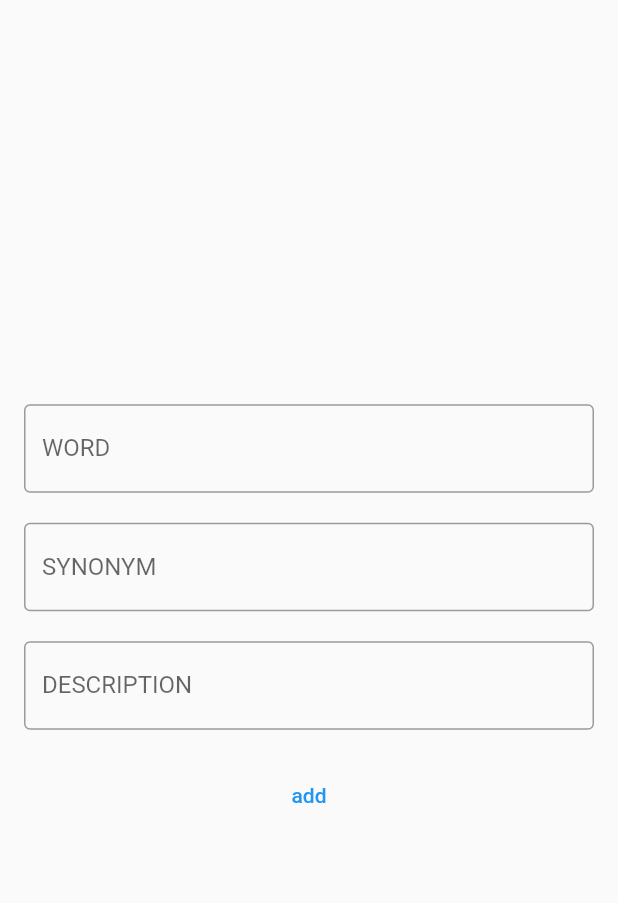
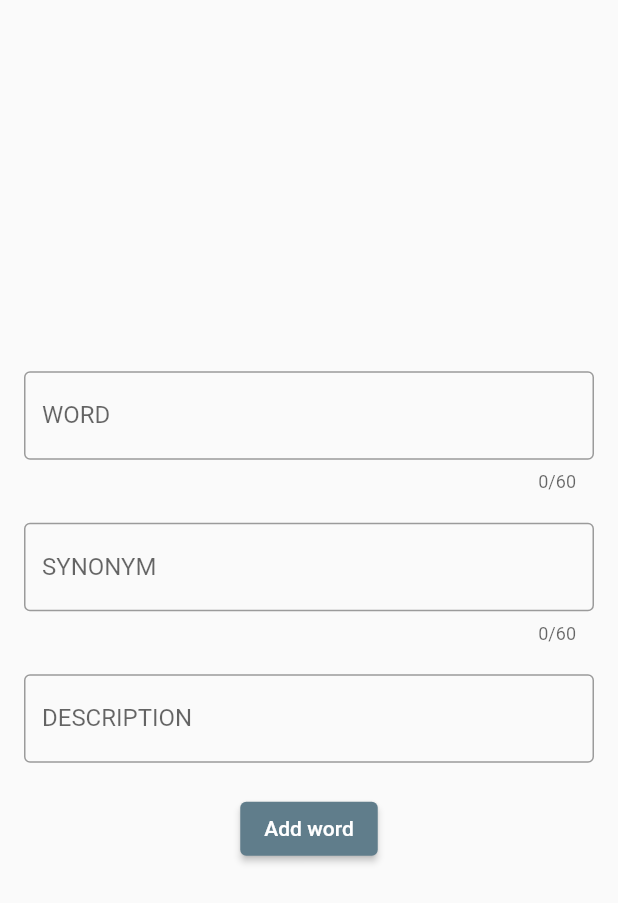
Before and after one commit to basarYargici/django_flutter, a Flutter app: the screen it shows after launch, after a tap on the "add" icon, on a phone screen of 412 x 824 dp. Shown: the top 903 px of the screen. Run offline on Flutter 3.47's test engine with Material 2 defaults, Android fonts, the phone set to English and light mode, and no system bars; network calls fail.

Commit message:
atomic design applied to classes. Model enum and its extension created. Translate model added but not implemented with new page. Service functions changed and extended.

```diff
--- a/lib/main.dart
+++ b/lib/main.dart
@@ -1,9 +1,20 @@
+import 'dart:developer';
+
 import 'package:flutter/material.dart';
 import 'package:flutter/widgets.dart';
 import 'package:local_host_workspace/screens/home_screen.dart';
+import 'package:local_host_workspace/service/service.dart';
+import 'package:provider/provider.dart';
 
 void main() {
-  runApp(MyApp());
+  runApp(MultiProvider(
+    providers: [
+      ChangeNotifierProvider(
+        create: (BuildContext context) => Service(),
+      ),
+    ],
+    child: MyApp(),
+  ));
 }
 
 class MyApp extends StatelessWidget {
@@ -13,9 +24,10 @@ class MyApp extends StatelessWidget {
     return MaterialApp(
       title: 'Flutter Demo',
       theme: ThemeData(
-        primarySwatch: Colors.blue,
+        primarySwatch: Colors.blueGrey,
         visualDensity: VisualDensity.adaptivePlatformDensity,
       ),
+      debugShowCheckedModeBanner: false,
       home: HomeScreen(),
     );
   }
--- /dev/null
+++ b/lib/model/model_enum.dart
@@ -0,0 +1,8 @@
+enum Model {
+  synonym,
+  translate,
+}
+
+extension enumTypeToString on Model {
+  String convert(Model type) => type.toString().split(".")[1];
+}
--- a/lib/model/synonym_model.dart
+++ b/lib/model/synonym_model.dart
@@ -13,21 +13,25 @@ class Synonym {
     this.word,
     this.synonym,
     this.description,
+    this.id,
   });
 
   String word;
   String synonym;
   String description;
+  int id;
 
   factory Synonym.fromJson(Map<String, dynamic> json) => Synonym(
         word: json["word"],
         synonym: json["synonym"],
         description: json["description"],
+        id: json["id"],
       );
 
   Map<String, dynamic> toJson() => {
         "word": word,
         "synonym": synonym,
         "description": description,
+        "id": id,
       };
 }
--- /dev/null
+++ b/lib/model/translate_model.dart
@@ -0,0 +1,21 @@
+class Translate {
+  int id;
+  String english;
+  String turkish;
+
+  Translate({this.id, this.english, this.turkish});
+
+  Translate.fromJson(Map<String, dynamic> json) {
+    id = json['id'];
+    english = json['english'];
+    turkish = json['turkish'];
+  }
+
+  Map<String, dynamic> toJson() {
+    final Map<String, dynamic> data = new Map<String, dynamic>();
+    data['id'] = this.id;
+    data['english'] = this.english;
+    data['turkish'] = this.turkish;
+    return data;
+  }
+}
--- a/lib/screens/add_synonym_screen.dart
+++ b/lib/screens/add_synonym_screen.dart
@@ -1,7 +1,9 @@
 import 'package:flutter/cupertino.dart';
 import 'package:flutter/material.dart';
+import 'package:local_host_workspace/model/model_enum.dart';
 import 'package:local_host_workspace/model/synonym_model.dart';
-import 'package:local_host_workspace/service/synonym_service.dart';
+import 'package:local_host_workspace/service/service.dart';
+import 'package:provider/provider.dart';
 
 class AddSynonymScreen extends StatelessWidget {
   final TextEditingController _wordController = TextEditingController();
@@ -10,11 +12,22 @@ class AddSynonymScreen extends StatelessWidget {
 
   @override
   Widget build(BuildContext context) {
+    Service serviceData = Provider.of<Service>(context, listen: false);
+    String _modelName = Model.synonym.convert(Model.synonym);
+    final _formKey = GlobalKey<FormState>();
     return Scaffold(
       body: Padding(
         padding: EdgeInsets.all(16),
         child: Form(
-          child: Column(
+          key: _formKey,
+          child: buildColumn(_formKey, serviceData, _modelName, context),
+        ),
+      ),
+    );
+  }
+
+  Column buildColumn(GlobalKey<FormState> _formKey, Service _provider, String _modelName, BuildContext context) {
+    return Column(
       mainAxisAlignment: MainAxisAlignment.center,
       children: [
         TextFormField(
@@ -22,8 +35,9 @@ class AddSynonymScreen extends StatelessWidget {
               border: OutlineInputBorder(),
               labelText: "WORD",
             ),
+            maxLength: 60,
             controller: _wordController,
-              ),
+            validator: (value) => _validate(value, 'Please enter word')),
         SizedBox(
           height: 20,
         ),
@@ -32,8 +46,9 @@ class AddSynonymScreen extends StatelessWidget {
               border: OutlineInputBorder(),
               labelText: "SYNONYM",
             ),
+            maxLength: 60,
             controller: _synonymController,
-              ),
+            validator: (value) => _validate(value, 'Please enter synonym')),
         SizedBox(
           height: 20,
         ),
@@ -43,21 +58,25 @@ class AddSynonymScreen extends StatelessWidget {
               labelText: "DESCRIPTION",
             ),
             controller: _descriptionController,
-              ),
+            validator: (value) => _validate(value, 'Please enter description')),
         SizedBox(
           height: 20,
         ),
-              TextButton(
+        ElevatedButton(
             onPressed: () async {
-                     Service()
-                        .addSynonym(Synonym(word: _wordController.text, synonym: _synonymController.text, description: _descriptionController.text));
+              if (_formKey.currentState.validate()) {
+                _provider.addData(
+                    modelName: _modelName,
+                    synonym: Synonym(word: _wordController.text, synonym: _synonymController.text, description: _descriptionController.text));
                 Navigator.pop(context);
+              }
             },
-                  child: Text("add")),
+            child: Text("Add word")),
       ],
-          ),
-        ),
-      ),
     );
   }
+
+  String _validate(String value, String text) {
+    return value.isEmpty ? text : null;
   }
+}
--- a/lib/screens/home_screen.dart
+++ b/lib/screens/home_screen.dart
@@ -1,8 +1,11 @@
+import 'package:flutter/cupertino.dart';
 import 'package:flutter/material.dart';
+import 'package:local_host_workspace/model/model_enum.dart';
 import 'package:local_host_workspace/model/synonym_model.dart';
 import 'package:local_host_workspace/screens/add_synonym_screen.dart';
 import 'package:local_host_workspace/screens/detail_screen.dart';
-import 'package:local_host_workspace/service/synonym_service.dart';
+import 'package:local_host_workspace/service/service.dart';
+import 'package:provider/provider.dart';
 
 class HomeScreen extends StatefulWidget {
   @override
@@ -12,40 +15,69 @@ class HomeScreen extends StatefulWidget {
 class _MyHomePageState extends State<HomeScreen> {
   List<Synonym> futureData;
 
-  // Future _future;
+  @override
+  Widget build(BuildContext context) {
+    String _modelName = Model.synonym.convert(Model.synonym);
 
-  @override
-  void initState() {
-    // TODO: implement initState
-    super.initState();
-    // _future = Service().getData();
+    return Scaffold(
+      appBar: buildAppBar(),
+      body: Consumer<Service>(
+        builder: (context, serviceData, child) => buildFutureBuilder(serviceData, _modelName),
+      ),
+      floatingActionButton: buildFloatingActionButton(context),
+    );
   }
 
-  @override
-  Widget build(BuildContext context) {
-    return Scaffold(
-      appBar: AppBar(
+  AppBar buildAppBar() {
+    return AppBar(
       title: Text(
         "Django backend and flutter frontend",
       ),
       centerTitle: true,
-      ),
-      body: StreamBuilder(
-        stream: Service().getData(),
+    );
+  }
+
+  FutureBuilder<List> buildFutureBuilder(Service serviceData, String _modelName) {
+    return FutureBuilder(
+      future: serviceData.getData(modelName: _modelName),
       builder: (context, snapshot) {
         futureData = snapshot.data;
         if (snapshot.hasData) {
+          if (futureData.isEmpty) {
+            return Center(child: Text("EEEEEEEMMMPTY"));
+          }
+          return buildListView(_modelName, serviceData);
+        }
+        return Center(child: CircularProgressIndicator());
+      },
+    );
+  }
+
+  ListView buildListView(String _modelName, Service serviceData) {
     return ListView.builder(
       primary: true,
       itemCount: futureData.length,
       itemBuilder: (BuildContext context, int index) {
+        return buildDismissible(_modelName, serviceData, index, context);
+      },
+    );
+  }
+
+  Dismissible buildDismissible(String _modelName, Service serviceData, int index, BuildContext context) {
     return Dismissible(
       key: UniqueKey(),
       onDismissed: (direction) {
-                    setState(() {
+        print(_modelName);
+        serviceData.deleteData(modelName: _modelName, id: futureData[index].id);
         futureData.removeAt(index);
-                    });
       },
+      child: buildListTile(index, context),
+    );
+  }
+
+  Padding buildListTile(int index, BuildContext context) {
+    return Padding(
+      padding: EdgeInsets.symmetric(vertical: 4),
       child: ListTile(
         leading: Icon(Icons.description),
         title: Text(futureData[index].word),
@@ -64,18 +96,14 @@ class _MyHomePageState extends State<HomeScreen> {
         },
       ),
     );
-              },
-            );
   }
-          return Center(child: CircularProgressIndicator());
-        },
-      ),
-      floatingActionButton: FloatingActionButton(
+
+  FloatingActionButton buildFloatingActionButton(BuildContext context) {
+    return FloatingActionButton(
       child: Icon(Icons.add),
       onPressed: () {
         Navigator.push(context, MaterialPageRoute(builder: (context) => AddSynonymScreen()));
       },
-      ),
     );
   }
 }
--- /dev/null
+++ b/lib/service/service.dart
@@ -0,0 +1,31 @@
+import 'dart:convert';
+
+import 'package:flutter/cupertino.dart';
+import 'package:local_host_workspace/model/synonym_model.dart';
+import 'package:http/http.dart' as http;
+import 'package:local_host_workspace/model/translate_model.dart';
+
+class Service with ChangeNotifier {
+  Future<List<dynamic>> getData({String modelName}) async {
+    var url = "http://10.0.2.2:8000/$modelName/?format=json";
+    http.Response response = await http.get(url);
+    print('Response $modelName body: ${response.body}, ${response.body.runtimeType}');
+    return synonymFromJson(response.body);
+  }
+
+  Future deleteData({String modelName, int id}) async {
+    var url = "http://10.0.2.2:8000/$modelName/$id/?format=json";
+    await http.delete(url).then((value) => notifyListeners());
+  }
+
+  Future addData({String modelName, Synonym synonym, Translate translate}) async {
+    Object encodeName = synonym != null ? synonym : translate;
+    final response = await http.post(
+      "http://10.0.2.2:8000/$modelName/",
+      headers: {"Content-Type": "application/json"},
+      body: json.encode(encodeName),
+    );
+    notifyListeners();
+    print(response.reasonPhrase);
+  }
+}
--- a/lib/service/synonym_service.dart
+++ /dev/null
@@ -1,22 +0,0 @@
-import 'dart:convert';
-
-import 'package:local_host_workspace/model/synonym_model.dart';
-import 'package:http/http.dart' as http;
-
-class Service {
-  Stream getData() async* {
-    var url = "http://10.0.2.2:8000/synonym/?format=json";
-    http.Response response = await http.get(url);
-    print('Response body: ${response.body}, ${response.body.runtimeType}');
-    yield synonymFromJson(response.body);
-  }
-
-  Stream addSynonym(Synonym synonym) async* {
-    final response = await http.post(
-      "http://10.0.2.2:8000/synonym/",
-      headers: {"Content-Type": "application/json"},
-      body: json.encode(synonym),
-    );
-    yield response;
-  }
-}
--- a/pubspec.yaml
+++ b/pubspec.yaml
@@ -29,6 +29,7 @@ dependencies:
   # Use with the CupertinoIcons class for iOS style icons.
   cupertino_icons: ^1.0.0
   http: ^0.12.2
+  provider: ^4.3.3
 
 
 dev_dependencies:
```
Also changed, not shown: pubspec.lock. Lines whose indentation alone changed are shown as unchanged.
